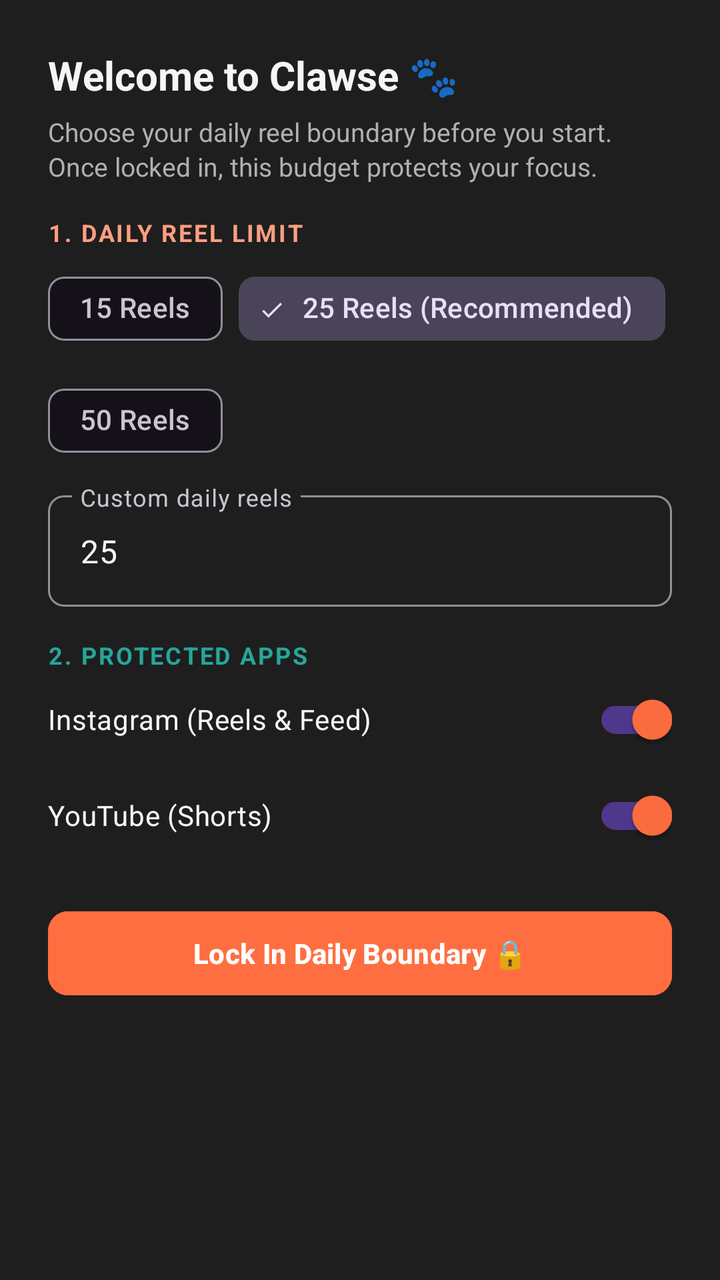
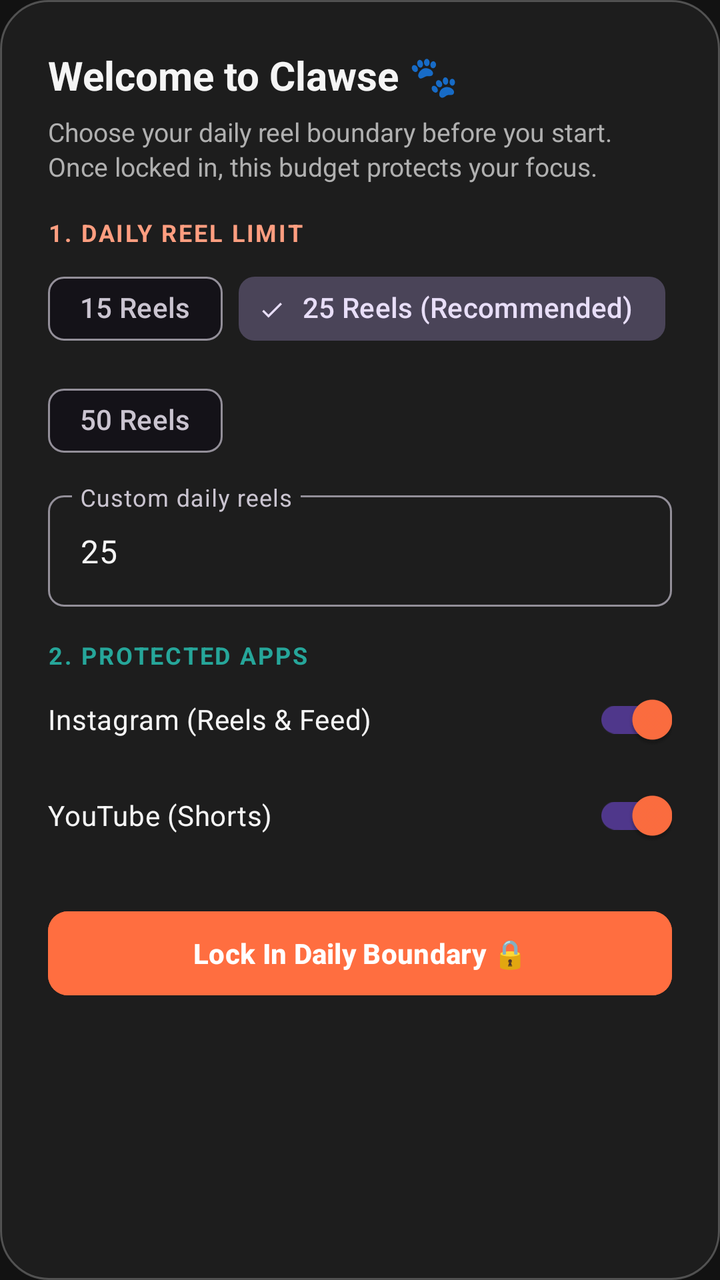

Screens rendered from an Android XML layout before and after an edit, with the pre-edit source and the edit as a unified diff.
<!-- AndroidManifest.xml: application theme Theme.AntiScrollerKitty -->
<!-- res/layout/dialog_initial_setup.xml -->
<?xml version="1.0" encoding="utf-8"?>
<ScrollView xmlns:android="http://schemas.android.com/apk/res/android"
    xmlns:app="http://schemas.android.com/apk/res-auto"
    android:layout_width="match_parent"
    android:layout_height="wrap_content"
    android:fillViewport="true">

    <LinearLayout
        android:layout_width="match_parent"
        android:layout_height="wrap_content"
        android:orientation="vertical"
        android:padding="24dp"
        android:background="@color/surface">

        <TextView
            android:layout_width="wrap_content"
            android:layout_height="wrap_content"
            android:text="Welcome to Clawse 🐾"
            android:textColor="@color/text_primary"
            android:textSize="20sp"
            android:textStyle="bold" />

        <TextView
            android:layout_width="wrap_content"
            android:layout_height="wrap_content"
            android:layout_marginTop="6dp"
            android:text="Choose your daily reel boundary before you start. Once locked in, this budget protects your focus."
            android:textColor="@color/text_secondary"
            android:textSize="13sp"
            android:lineSpacingExtra="2dp" />

        
        <TextView
            android:layout_width="wrap_content"
            android:layout_height="wrap_content"
            android:layout_marginTop="16dp"
            android:text="1. DAILY REEL LIMIT"
            android:textColor="@color/kitty_peach"
            android:textSize="12sp"
            android:letterSpacing="0.08"
            android:textStyle="bold" />

        <com.google.android.material.chip.ChipGroup
            android:id="@+id/chipGroupSetupLimit"
            android:layout_width="match_parent"
            android:layout_height="wrap_content"
            android:layout_marginTop="6dp"
            app:singleSelection="true">

            <com.google.android.material.chip.Chip
                android:id="@+id/chipLimit15"
                android:layout_width="wrap_content"
                android:layout_height="wrap_content"
                android:text="15 Reels"
                style="@style/Widget.Material3.Chip.Filter" />

            <com.google.android.material.chip.Chip
                android:id="@+id/chipLimit25"
                android:layout_width="wrap_content"
                android:layout_height="wrap_content"
                android:text="25 Reels (Recommended)"
                android:checked="true"
                style="@style/Widget.Material3.Chip.Filter" />

            <com.google.android.material.chip.Chip
                android:id="@+id/chipLimit50"
                android:layout_width="wrap_content"
                android:layout_height="wrap_content"
                android:text="50 Reels"
                style="@style/Widget.Material3.Chip.Filter" />
        </com.google.android.material.chip.ChipGroup>

        <com.google.android.material.textfield.TextInputLayout
            android:id="@+id/tilSetupLimit"
            android:layout_width="match_parent"
            android:layout_height="wrap_content"
            android:layout_marginTop="8dp"
            android:hint="Custom daily reels"
            app:boxCornerRadiusBottomEnd="8dp"
            app:boxCornerRadiusBottomStart="8dp"
            app:boxCornerRadiusTopEnd="8dp"
            app:boxCornerRadiusTopStart="8dp"
            style="@style/Widget.Material3.TextInputLayout.OutlinedBox">

            <com.google.android.material.textfield.TextInputEditText
                android:id="@+id/etSetupLimit"
                android:layout_width="match_parent"
                android:layout_height="wrap_content"
                android:inputType="number"
                android:maxLength="4"
                android:text="25"
                android:textColor="@color/text_primary" />
        </com.google.android.material.textfield.TextInputLayout>

        
        <TextView
            android:layout_width="wrap_content"
            android:layout_height="wrap_content"
            android:layout_marginTop="16dp"
            android:text="2. PROTECTED APPS"
            android:textColor="@color/secondary"
            android:textSize="12sp"
            android:letterSpacing="0.08"
            android:textStyle="bold" />

        <com.google.android.material.switchmaterial.SwitchMaterial
            android:id="@+id/switchSetupInstagram"
            android:layout_width="match_parent"
            android:layout_height="wrap_content"
            android:checked="true"
            android:text="Instagram (Reels &amp; Feed)"
            android:textColor="@color/text_primary" />

        <com.google.android.material.switchmaterial.SwitchMaterial
            android:id="@+id/switchSetupYouTube"
            android:layout_width="match_parent"
            android:layout_height="wrap_content"
            android:checked="true"
            android:text="YouTube (Shorts)"
            android:textColor="@color/text_primary" />

        <com.google.android.material.button.MaterialButton
            android:id="@+id/btnLockInSetup"
            android:layout_width="match_parent"
            android:layout_height="50dp"
            android:layout_marginTop="20dp"
            android:text="Lock In Daily Boundary 🔒"
            android:backgroundTint="@color/primary"
            android:textColor="@color/on_primary"
            android:textSize="14sp"
            android:textStyle="bold"
            app:cornerRadius="10dp" />

    </LinearLayout>
</ScrollView>
<!-- resources referenced by this layout -->
<resources>
  <color name="kitty_peach">#FF9E80</color>
  <color name="on_primary">#FFFFFF</color>
  <color name="primary">#FF6E40</color>
  <color name="secondary">#26A69A</color>
  <color name="surface">#1E1E1E</color>
  <color name="text_primary">#F5F5F5</color>
  <color name="text_secondary">#B0B0B0</color>
  <style name="Theme.AntiScrollerKitty" parent="Theme.Material3.Dark.NoActionBar">
          <item name="colorPrimary">@color/primary</item>
          <item name="colorOnPrimary">@color/on_primary</item>
          <item name="colorSecondary">@color/secondary</item>
          <item name="colorOnSecondary">@color/on_secondary</item>
          <item name="android:statusBarColor">@color/background</item>
          <item name="android:navigationBarColor">@color/background</item>
          <item name="android:windowBackground">@color/background</item>
      </style>
  <color name="on_secondary">#FFFFFF</color>
  <color name="background">#121212</color>
</resources>

<!-- the commit's change to res/layout/dialog_initial_setup.xml (unified diff, before → after) -->
@@ -10,7 +10,7 @@
         android:layout_height="wrap_content"
         android:orientation="vertical"
         android:padding="24dp"
-        android:background="@color/surface">
+        android:background="@drawable/bg_dialog_glass">
 
         <TextView
             android:layout_width="wrap_content"
<!-- resource entries referenced after the edit -->
@@ -4,9 +4,18 @@
   <color name="on_primary">#FFFFFF</color>
   <color name="primary">#FF6E40</color>
   <color name="secondary">#26A69A</color>
-  <color name="surface">#1E1E1E</color>
   <color name="text_primary">#F5F5F5</color>
   <color name="text_secondary">#B0B0B0</color>
+  <!-- drawable bg_dialog_glass (drawable) -->
+  <?xml version="1.0" encoding="utf-8"?>
+  <shape xmlns:android="http://schemas.android.com/apk/res/android"
+      android:shape="rectangle">
+      <corners android:radius="24dp" />
+      <solid android:color="#F21E1E1E" />
+      <stroke
+          android:width="1dp"
+          android:color="#40FFFFFF" />
+  </shape>
   <style name="Theme.AntiScrollerKitty" parent="Theme.Material3.Dark.NoActionBar">
           <item name="colorPrimary">@color/primary</item>
           <item name="colorOnPrimary">@color/on_primary</item>
